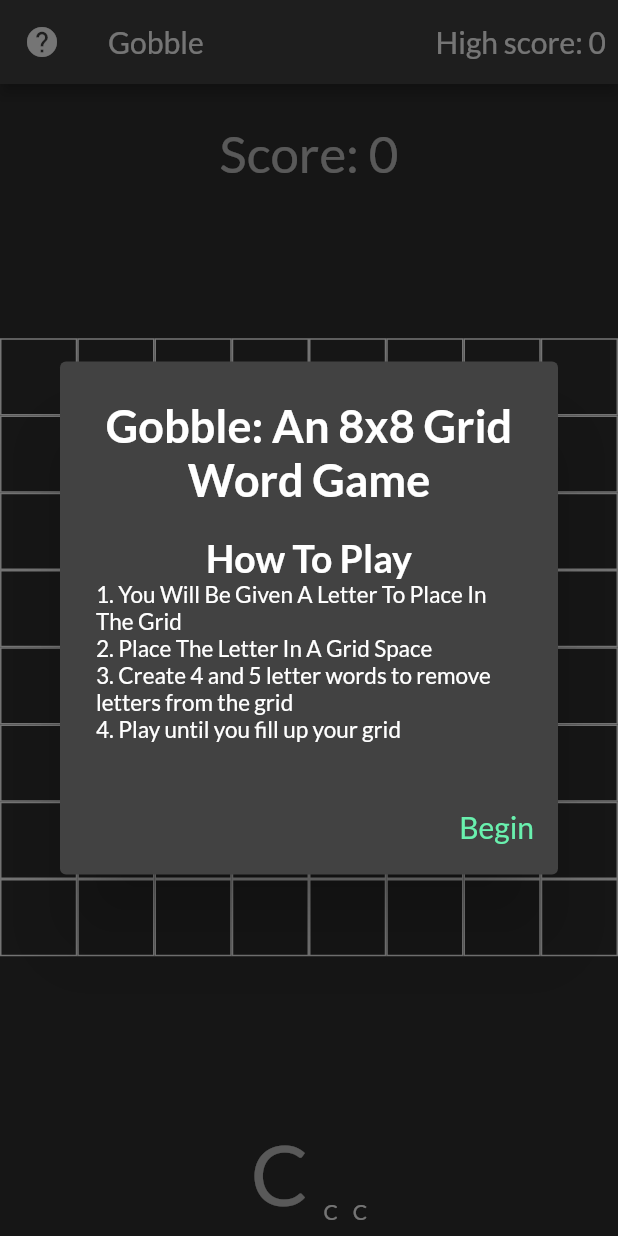
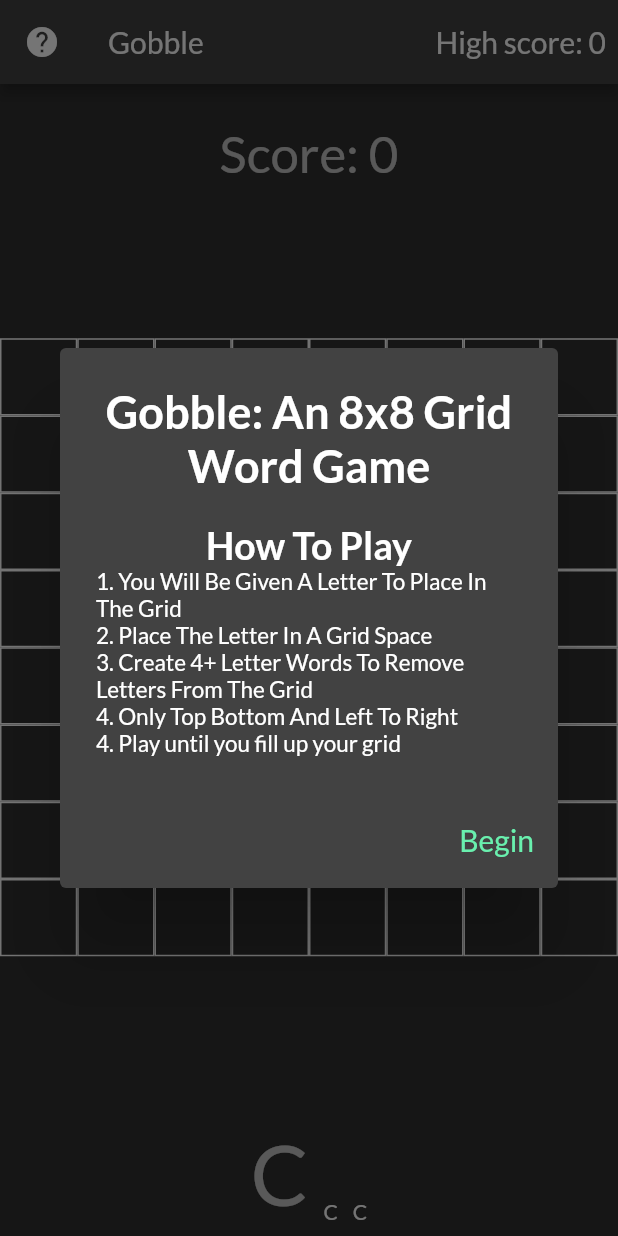
Before and after one commit to jordanmosakowski/gobble, a Flutter app: the screen it shows after launch, after a tap on the "help" icon, on a phone screen of 412 x 824 dp. Run offline on Flutter 3.47's test engine with Material 2 defaults, Android fonts, the phone set to English and light mode, and no system bars; our stand-ins replace google_fonts, shared_preferences; project files that could hold a hidden picture were left out.

Commit message:
Update main.dart

```diff
--- a/lib/main.dart
+++ b/lib/main.dart
@@ -120,7 +120,10 @@ class _HomeState extends State<Home> {
               Text('2. Place The Letter In A Grid Space',
               style: TextStyle(fontSize: 15),
               ),
-              Text('3. Create 4 and 5 letter words to remove letters from the grid',
+              Text('3. Create 4+ Letter Words To Remove Letters From The Grid',
+              style: TextStyle(fontSize: 15),
+              ),
+              Text('4. Only Top Bottom And Left To Right',
               style: TextStyle(fontSize: 15),
               ),
               Text('4. Play until you fill up your grid',
```
